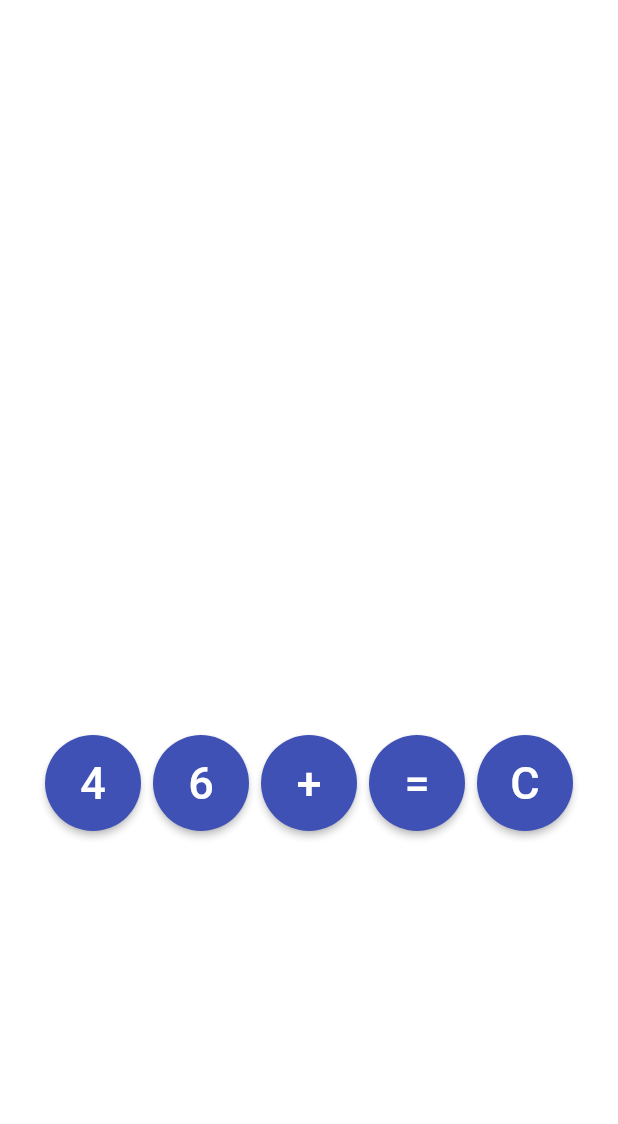
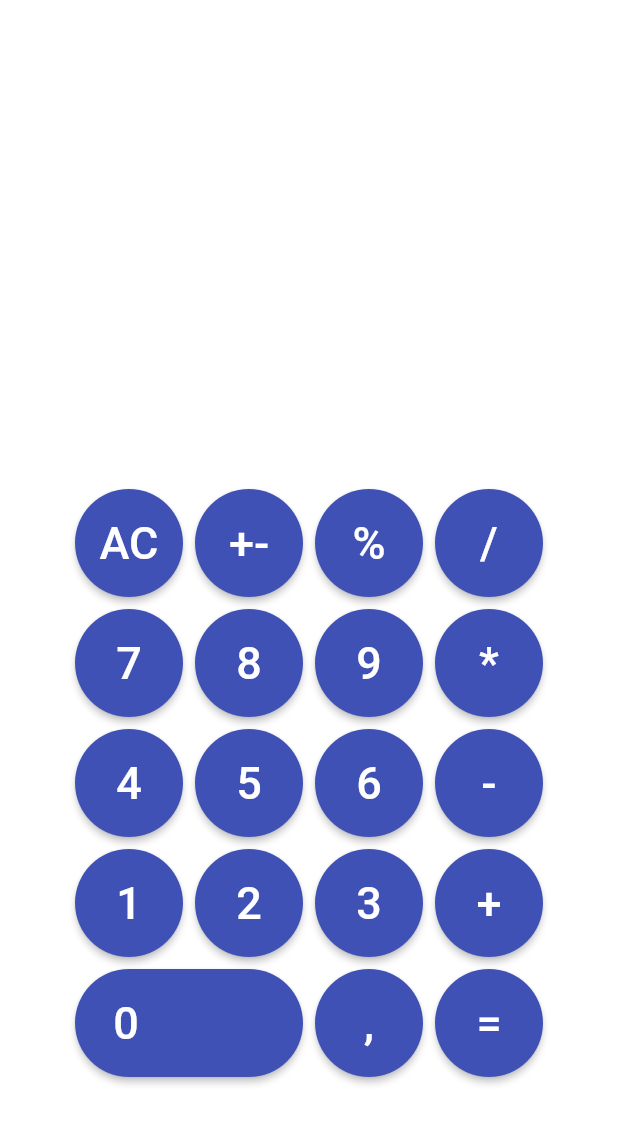
Before and after one commit to Steelwsky/calculator_provider, a Flutter app: the screen it shows after launch, on a phone screen of 412 x 824 dp. Shown: the top 1124 px of the screen. Run offline on Flutter 3.47's test engine with Material 2 defaults, Android fonts, the phone set to English and light mode, and no system bars.

```diff
--- a/lib/home_page.dart
+++ b/lib/home_page.dart
@@ -17,11 +17,49 @@ class MyHomePage extends StatelessWidget {
             TextView(),
             Row(
               children: <Widget>[
+                MyButton(str: 'AC', func: calcController.clear),
+                MyButton(str: '+-', func: calcController.onOperator),
+                MyButton(str: '%', func: calcController.onOperator),
+                MyButton(str: '/', func: calcController.onOperator),
+              ],
+              mainAxisAlignment: MainAxisAlignment.center,
+              crossAxisAlignment: CrossAxisAlignment.center,
+            ),
+            Row(
+              children: <Widget>[
+                MyButton(str: '7', func: calcController.onNumber),
+                MyButton(str: '8', func: calcController.onNumber),
+                MyButton(str: '9', func: calcController.onNumber),
+                MyButton(str: '*', func: calcController.onOperator),
+              ],
+              mainAxisAlignment: MainAxisAlignment.center,
+              crossAxisAlignment: CrossAxisAlignment.center,
+            ),
+            Row(
+              children: <Widget>[
                 MyButton(str: '4', func: calcController.onNumber),
+                MyButton(str: '5', func: calcController.onNumber),
                 MyButton(str: '6', func: calcController.onNumber),
+                MyButton(str: '-', func: calcController.onOperator),
+              ],
+              mainAxisAlignment: MainAxisAlignment.center,
+              crossAxisAlignment: CrossAxisAlignment.center,
+            ),
+            Row(
+              children: <Widget>[
+                MyButton(str: '1', func: calcController.onNumber),
+                MyButton(str: '2', func: calcController.onNumber),
+                MyButton(str: '3', func: calcController.onNumber),
                 MyButton(str: '+', func: calcController.onOperator),
+              ],
+              mainAxisAlignment: MainAxisAlignment.center,
+              crossAxisAlignment: CrossAxisAlignment.center,
+            ),
+            Row(
+              children: <Widget>[
+                MyButton(str: '0', func: calcController.onNumber),
+                MyButton(str: ',', func: calcController.onNumber),
                 MyButton(str: '=', func: calcController.onOperator),
-                MyButton(str: 'C', func: calcController.clear),
               ],
               mainAxisAlignment: MainAxisAlignment.center,
               crossAxisAlignment: CrossAxisAlignment.center,
--- a/lib/widgets/button.dart
+++ b/lib/widgets/button.dart
@@ -3,15 +3,24 @@ import 'package:flutter/material.dart';
 class MyButton extends StatelessWidget {
   final String str;
   final Function func;
+
   MyButton({this.str, this.func});
 
   @override
   Widget build(BuildContext context) {
 //    final CalcController calcController = Provider.of<CalcController>(context);
-    return  Container(
+    //              newState.isFirst ? '${newState.num1}': '${newState.num2}',
+    bool isZero = false;
+    if (str == '0') {
+      isZero = true;
+    }
+    print('str : $str, isZero: $isZero');
+    return Container(
         margin: const EdgeInsets.all(4.0),
         child: RawMaterialButton(
-          constraints: BoxConstraints.tight(Size(64.0, 64.0)),
+          constraints: isZero == true
+              ? BoxConstraints.tight(Size(152.0, 72.0))
+              : BoxConstraints.tight(Size(72.0, 72.0)),
           key: ValueKey('btn$str'),
           onPressed: () {
             func(str);
@@ -21,10 +30,13 @@ class MyButton extends StatelessWidget {
             style: TextStyle(
                 fontSize: 30, color: Colors.white, fontWeight: FontWeight.w500),
           ),
-          shape: CircleBorder(),
+          shape:
+          RoundedRectangleBorder(borderRadius: BorderRadius.circular(36.0)),
           elevation: 2.0,
           fillColor: Colors.indigo,
-          padding: const EdgeInsets.all(0.0),
+          padding: isZero == true
+              ? const EdgeInsets.only(right: 84)
+              : const EdgeInsets.all(0.0),
         ));
   }
 }
--- a/lib/widgets/text_view.dart
+++ b/lib/widgets/text_view.dart
@@ -22,8 +22,8 @@ class TextView extends StatelessWidget {
               ),
               maxLines: 1,
             ),
-            alignment: Alignment.center,
-            padding: EdgeInsets.only(top: 134, right: 16, bottom: 16),
+            alignment: Alignment.centerRight,
+            padding: EdgeInsets.only(top: 134, right: 68, bottom: 16),
           );
         });
   }
```
Also changed, not shown: lib/calc_controller.dart (+79 -19 lines), lib/main.dart (+7 -3 lines).
